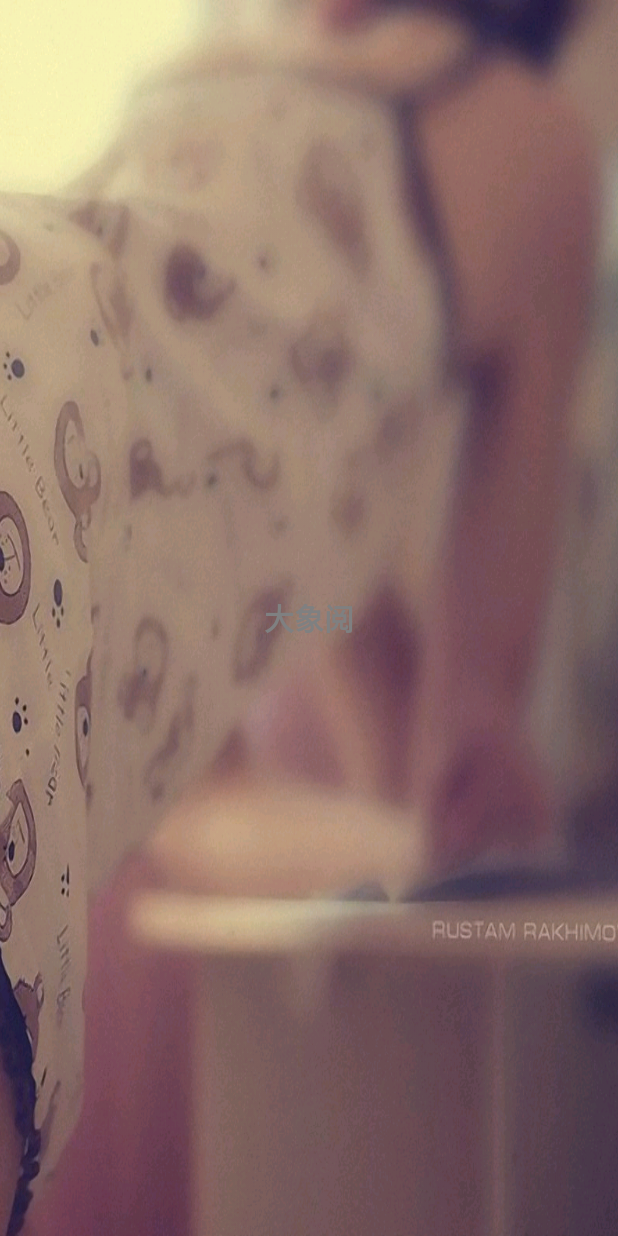
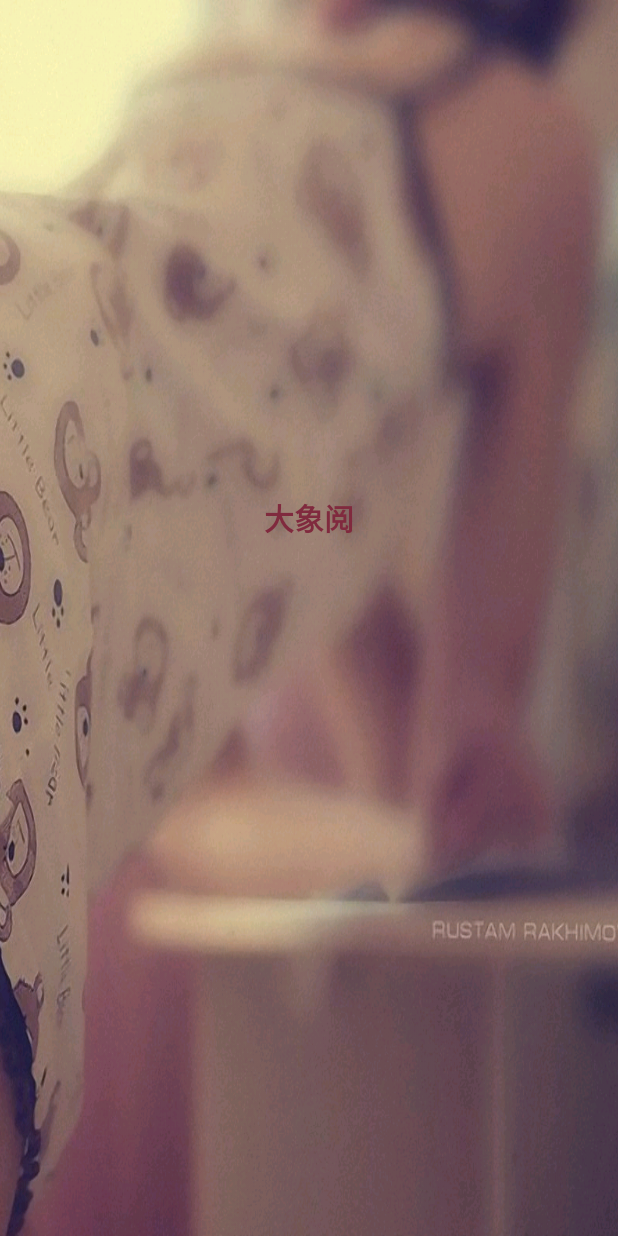
Before and after one commit to hljwang3874149/ElephantReader, an Android app: the SplashActivty screen opened directly, with no data from a screen before it, on a phone screen of 412 x 824 dp. Run offline under Robolectric (Android 15) with nearby library versions, the phone set to English and light mode, and no system bars; our stand-ins replace ButterKnife.

Commit message:
splash add translation anim

```diff
--- a/app/src/main/java/reader/simple/com/simple_reader/ui/activity/MainActivity.java
+++ b/app/src/main/java/reader/simple/com/simple_reader/ui/activity/MainActivity.java
@@ -4,7 +4,6 @@ import android.support.v4.widget.DrawerLayout;
 import android.support.v7.app.ActionBarDrawerToggle;
 import android.support.v7.widget.Toolbar;
 import android.view.View;
-import android.widget.ArrayAdapter;
 import android.widget.ListView;
 
 import java.util.ArrayList;
--- a/app/src/main/java/reader/simple/com/simple_reader/ui/activity/SplashActivty.java
+++ b/app/src/main/java/reader/simple/com/simple_reader/ui/activity/SplashActivty.java
@@ -56,6 +56,7 @@ public class SplashActivty extends BaseActivity implements SplashView {
         ViewCompat.animate(fullscreenContent)
                 .scaleX(1.0f)
                 .scaleY(1.0f)
+                .translationY(-100)
                 .alpha(1f)
                 .setInterpolator(new BounceInterpolator())
                 .setStartDelay((long) (DateUtils.SECOND_IN_MILLIS*0.5))
--- a/app/src/main/res/layout/activity_splash_activty.xml
+++ b/app/src/main/res/layout/activity_splash_activty.xml
@@ -19,7 +19,7 @@
         android:gravity="center"
         android:keepScreenOn="true"
         android:text="@string/dummy_content"
-        android:textColor="#7f8081"
+        android:textColor="#802a3e"
         android:textSize="20sp"
         android:textStyle="bold"
         android:scaleX="0"
```
